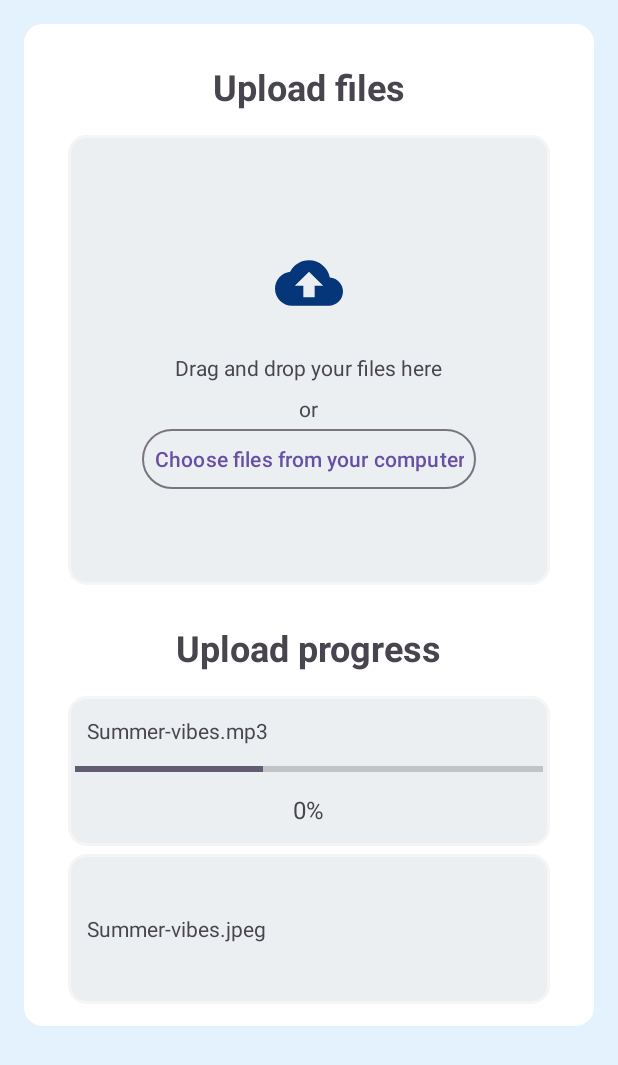
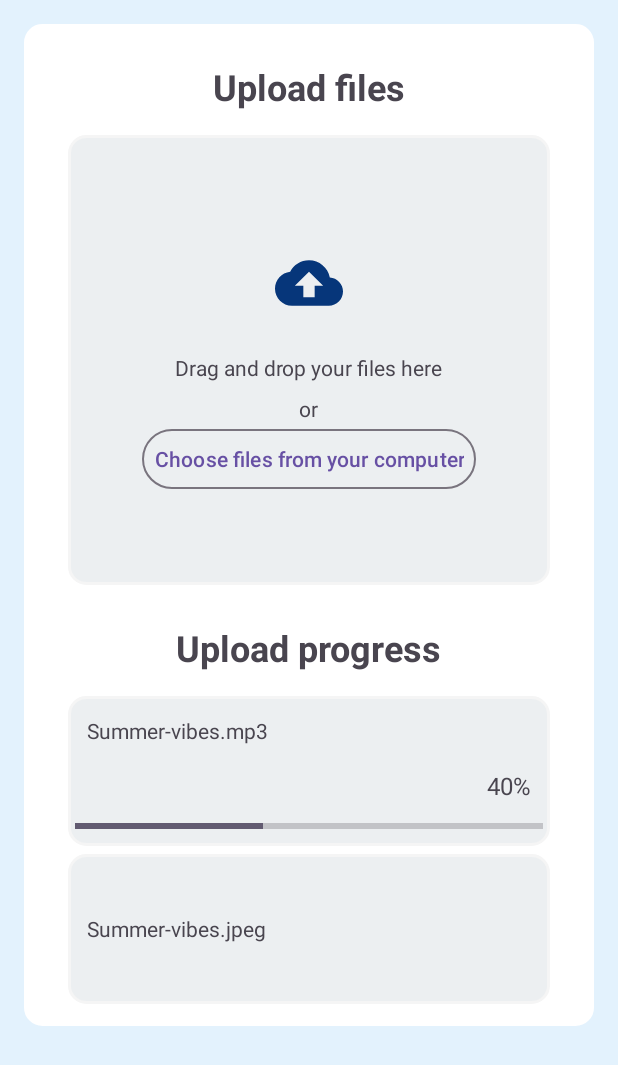
Before and after one commit to NineBit-Computing/HomeScreen_Android, an Android app: the screen it shows after launch (FileUploadScreen), on a phone screen of 412 x 824 dp. Shown: the top 1065 px of the screen. Run offline under Robolectric (Android 15) with nearby library versions, the phone set to English and light mode, and no system bars.

Commit message:
progress bar percentage increase according to bar width

```diff
--- a/app/src/main/java/com/example/homescreen/FileUploadScreen.java
+++ b/app/src/main/java/com/example/homescreen/FileUploadScreen.java
@@ -130,15 +130,19 @@ public class FileUploadScreen extends AppCompatActivity {
     }
 
     private void cancelUpload() {
-        // Logic to cancel the upload
         previewSection.setVisibility(View.GONE);
         uploadFileSection.setVisibility(View.VISIBLE);
         uploadProgressSection.setVisibility(View.VISIBLE);
     }
 
     private void setProgressValue(final int progress) {
-        uploadProgress.setProgress(progress);
-//        uploadProgressPercentage.setText(progress + "%");
+        runOnUiThread(new Runnable() {
+            @Override
+            public void run() {
+                uploadProgress.setProgress(progress);
+                uploadProgressPercentage.setText(progress + "%");
+            }
+        });
 
         // thread is used to change the progress value
         Thread thread = new Thread(new Runnable() {
@@ -146,14 +150,17 @@ public class FileUploadScreen extends AppCompatActivity {
             public void run() {
                 try {
                     Thread.sleep(1000);
+                    if (progress < 100) {
+                        setProgressValue(progress + 10);
+                    }
                 } catch (InterruptedException e) {
                     e.printStackTrace();
                 }
-                setProgressValue(progress + 10);
             }
         });
         thread.start();
     }
+
 
     private String getPathFromUri(Context context, Uri uri) {
         String filePath = null;
--- a/app/src/main/res/layout/file_upload_screen.xml
+++ b/app/src/main/res/layout/file_upload_screen.xml
@@ -166,6 +166,15 @@
                 android:padding="8dp"
                 android:text="Summer-vibes.mp3" />
 
+            <TextView
+                android:id="@+id/upload_progress_percentage"
+                android:layout_width="wrap_content"
+                android:layout_height="wrap_content"
+                android:layout_gravity="end"
+                android:padding="8dp"
+                android:text="0%"
+                android:textSize="16sp"/>
+
             <ProgressBar
                 android:id="@+id/upload_progress"
                 android:layout_width="match_parent"
@@ -173,14 +182,7 @@
                 android:max="100"
                 android:progress="0"
                 style="@style/Widget.AppCompat.ProgressBar.Horizontal" />
-            <TextView
-                android:id="@+id/upload_progress_percentage"
-                android:layout_width="wrap_content"
-                android:layout_height="wrap_content"
-                android:layout_gravity="center"
-                android:padding="8dp"
-                android:text="0%"
-                android:textSize="16sp"/>
+
         </LinearLayout>
 
         <LinearLayout
```
